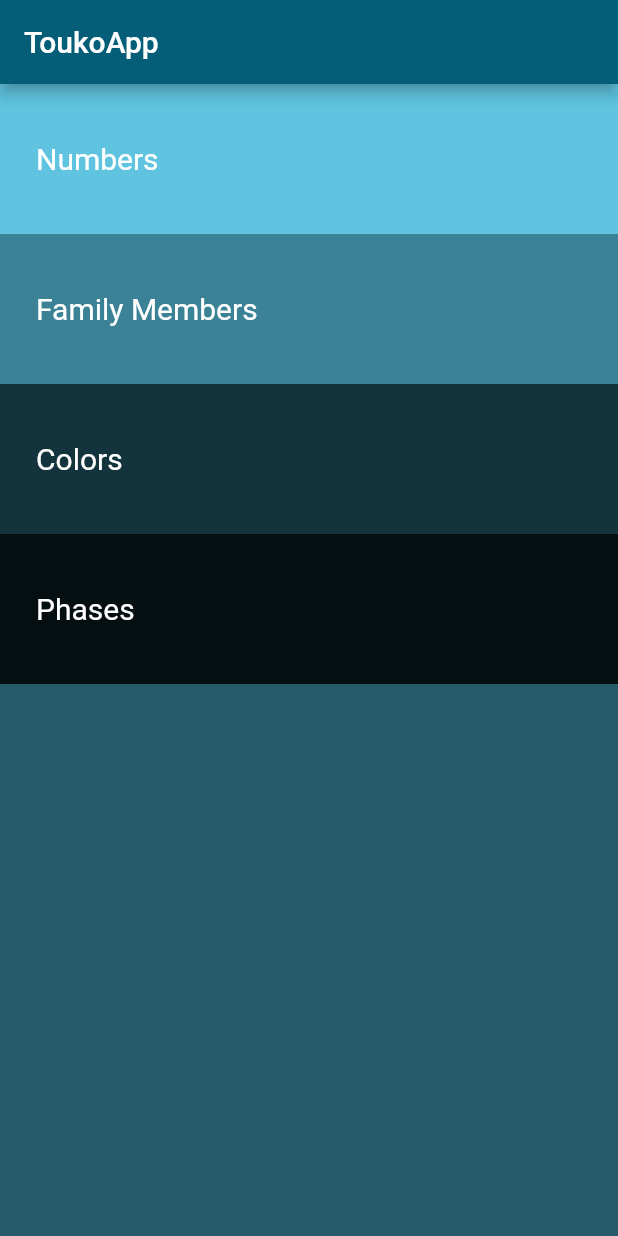
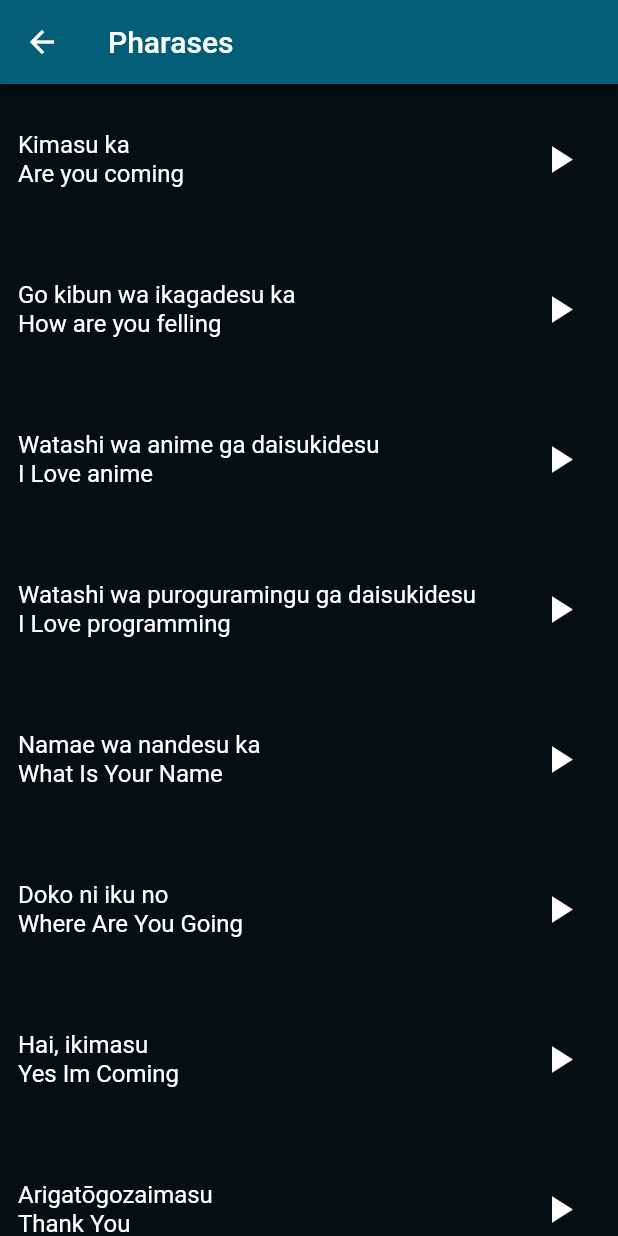
Before and after one commit to MohamedElmelegy74/Flutter, a Flutter app: the screen it shows after launch, after a tap on "Phases", on a phone screen of 412 x 824 dp. Run offline on Flutter 3.47's test engine with Material 2 defaults, Android fonts, the phone set to English and light mode, and no system bars; our stand-ins replace audioplayers.

Commit message:
frist commit

```diff
--- a/language_app/lib/Screens/colors.dart
+++ b/language_app/lib/Screens/colors.dart
@@ -7,55 +7,44 @@ class ColorsPage extends StatelessWidget {
   final List<ItemsModel> colors = const [
     ItemsModel(
         image: 'assets/images/colors/color_black.png',
-        jpName: 'chichioya',
+        jpName: 'Burakku',
         enName: 'Black',
-        sound: 'sounds/family_members/father.wav'),
+        sound: 'sounds/colors/black.wav'),
     ItemsModel(
-        image: 'assets/images/family_members/family_mother.png',
-        jpName: 'Hahaoya',
-        enName: 'Mother',
-        sound: 'sounds/family_members/mother.wav'),
+        image: 'assets/images/colors/color_brown.png',
+        jpName: 'Chairo',
+        enName: 'Brown',
+        sound: 'sounds/colors/brown.wav'),
     ItemsModel(
-        image: 'assets/images/family_members/family_older_brother.png',
-        jpName: 'San',
-        enName: 'Older brother',
-        sound: 'sounds/family_members/older bother.wav'),
+        image: 'assets/images/colors/color_dusty_yellow.png',
+        jpName: 'Dasutiierō',
+        enName: 'Dusty Yellow',
+        sound: 'sounds/colors/dusty yellow.wav'),
     ItemsModel(
-        image: 'assets/images/family_members/family_older_sister.png',
-        jpName: 'Shi',
-        enName: 'Older sister',
-        sound: 'sounds/family_members/older sister.wav'),
+        image: 'assets/images/colors/color_gray.png',
+        jpName: 'Gurē',
+        enName: 'Gray',
+        sound: 'sounds/colors/gray.wav'),
     ItemsModel(
-        image: 'assets/images/family_members/family_younger_brother.png',
-        jpName: 'Go',
-        enName: 'Younger brother',
-        sound: 'sounds/family_members/younger brohter.wav'),
+        image: 'assets/images/colors/color_green.png',
+        jpName: 'Midori',
+        enName: 'Green',
+        sound: 'sounds/colors/green.wav'),
     ItemsModel(
-        image: 'assets/images/family_members/family_younger_sister.png',
-        jpName: 'Roku',
-        enName: 'Younger sister',
-        sound: 'sounds/family_members/younger sister.wav'),
+        image: 'assets/images/colors/color_red.png',
+        jpName: 'Aka',
+        enName: 'Red',
+        sound: 'sounds/colors/red.wav'),
     ItemsModel(
-        image: 'assets/images/family_members/family_grandfather.png',
-        jpName: 'Shichi',
-        enName: 'GrandFather',
-        sound: 'sounds/family_members/grand father.wav'),
+        image: 'assets/images/colors/color_white.png',
+        jpName: 'Shiroi',
+        enName: 'White',
+        sound: 'sounds/colors/white.wav'),
     ItemsModel(
-        image: 'assets/images/family_members/family_grandmother.png',
+        image: 'assets/images/colors/yellow.png',
         jpName: 'Hachi',
-        enName: 'GrandMohter',
-        sound: 'sounds/family_members/grand mother.wav'),
-    ItemsModel(
-        image: 'assets/images/family_members/family_son.png',
-        jpName: 'Kyuu',
-        enName: 'Son',
-        sound: 'sounds/family_members/son.wav'),
-    ItemsModel(
-        image: 'assets/images/family_members/family_daughter.png',
-        jpName: 'Juu',
-        enName: 'Daughter',
-        sound: 'sounds/family_members/daughter.wav'),
-
+        enName: 'Yellow',
+        sound: 'sounds/colors/yellow.wav'),
   ];
 
   @override
@@ -63,7 +52,7 @@ class ColorsPage extends StatelessWidget {
     return Scaffold(
       appBar: AppBar(
         title: const Text('Colors'),
-        backgroundColor:const Color(0xff045E77),
+        backgroundColor: const Color(0xff045E77),
       ),
       body: ListView.builder(
         ///like loop but this build wedget when scroll
@@ -72,7 +61,7 @@ class ColorsPage extends StatelessWidget {
         itemBuilder: (context, index) {
           return Items(
             itemsmodel: colors[index],
-            color:  const Color(0xff14343D),
+            color: const Color(0xff14343D),
           );
         },
       ),
--- a/language_app/lib/Screens/home_screen.dart
+++ b/language_app/lib/Screens/home_screen.dart
@@ -1,8 +1,10 @@
 import 'package:flutter/material.dart';
 import 'package:language_app/Screens/colors.dart';
 import 'package:language_app/Screens/numbers_screen.dart';
+import 'package:language_app/Screens/pharases_screen.dart';
 import 'package:language_app/components/category_items.dart';
 import 'package:language_app/Screens/family_members_screen.dart';
+
 class HomePage extends StatelessWidget {
   const HomePage({super.key});
 
@@ -22,7 +24,7 @@ class HomePage extends StatelessWidget {
               color: const Color(0xff60C4E0),
               onTop: () {
                 Navigator.push(context, MaterialPageRoute(builder: (context) {
-                  return  NumbersPage();
+                  return NumbersPage();
                 }));
               }),
 
@@ -32,23 +34,29 @@ class HomePage extends StatelessWidget {
               color: const Color(0xff3B8296),
               onTop: () {
                 Navigator.push(context, MaterialPageRoute(builder: (context) {
-                  return  FamilyMembersPage();
+                  return FamilyMembersPage();
                 }));
               }),
 
           ///Colors Screen
-          Category(text: 'Colors',
+          Category(
+              text: 'Colors',
               color: const Color(0xff14343D),
               onTop: () {
                 Navigator.push(context, MaterialPageRoute(builder: (context) {
-                  return  ColorsPage();
+                  return ColorsPage();
                 }));
               }),
 
           ///Phases Screen
-          Category(text: 'Phases',
+          Category(
+              text: 'Phases',
               color: const Color(0xff050E11),
-          onTop: () {})
+              onTop: () {
+                Navigator.push(context, MaterialPageRoute(builder: (context) {
+                  return PharasesPage();
+                }));
+              })
         ],
       ),
     );
--- /dev/null
+++ b/language_app/lib/Screens/pharases_screen.dart
@@ -0,0 +1,73 @@
+import 'package:flutter/material.dart';
+import 'package:language_app/components/pharases_items.dart';
+import 'package:language_app/models/items_class.dart';
+
+class PharasesPage extends StatelessWidget {
+  PharasesPage({super.key});
+  final List<ItemsModel> pharases = const [
+    ItemsModel(
+        jpName: 'Kimasu ka',
+        enName: 'Are you coming',
+        sound: 'sounds/phrases/are_you_coming.wav'),
+    ItemsModel(
+        jpName: 'Go kibun wa ikagadesu ka',
+        enName: 'How are you felling',
+        sound: 'sounds/phrases/how_are_you_feeling.wav'),
+    ItemsModel(
+        jpName: 'Watashi wa anime ga daisukidesu',
+        enName: 'I Love anime',
+        sound: 'sounds/phrases/i_love_anime.wav'),
+    ItemsModel(
+        jpName: 'Watashi wa puroguramingu ga daisukidesu',
+        enName: 'I Love programming',
+        sound: 'sounds/phrases/i_love_programming.wav'),
+    ItemsModel(
+        jpName: 'Namae wa nandesu ka',
+        enName: 'What Is Your Name',
+        sound: 'sounds/phrases/what_is_your_name.wav'),
+    ItemsModel(
+        jpName: 'Doko ni iku no',
+        enName: 'Where Are You Going',
+        sound: 'sounds/phrases/where_are_you_going.wav'),
+    ItemsModel(
+        jpName: 'Hai, ikimasu',
+        enName: 'Yes Im Coming',
+        sound: 'sounds/phrases/yes_im_coming.wav'),
+    ItemsModel(
+        jpName: 'Arigatōgozaimasu',
+        enName: 'Thank You',
+        sound: 'sounds/phrases/ai_arigatougozaimasita.wav')
+  ];
+
+  @override
+  Widget build(BuildContext context) {
+    return Scaffold(
+      appBar: AppBar(
+        title: const Text('Pharases'),
+        backgroundColor: const Color(0xff045E77),
+      ),
+      body: ListView.builder(
+        ///like loop but this build wedget when scroll
+        itemCount: pharases.length,
+        itemBuilder: (context, index) {
+          return PharasesItem(
+            itemsmodel: pharases[index],
+            color: const Color(0xff050E11),
+          );
+        },
+      ),
+    );
+  }
+
+  /// for loop
+  // List<Widget> getList(List<Number> numbers) {
+  //   List<Widget> itemsList = [];
+  //   for (int i = 0; i < numbers.length; i++) {
+  //     itemsList.add(
+  //       Items(number: numbers[i]),
+  //     );
+
+  //   }
+  //   return itemsList;
+  // }
+}
--- a/language_app/lib/components/category_items.dart
+++ b/language_app/lib/components/category_items.dart
@@ -4,8 +4,8 @@ class Category extends StatelessWidget {
 
    String? text;
    Color? color;
-   VoidCallback? onTop; ///to click  on text to go other screen clled navigation
-
+   VoidCallback? onTop; ///to click  on text to go other screen called navigation
+/// use this code in home screen
   @override
   Widget build(BuildContext context) {
     return GestureDetector(
--- /dev/null
+++ b/language_app/lib/components/item_info.dart
@@ -0,0 +1,47 @@
+import 'package:flutter/material.dart';
+import 'package:language_app/models/items_class.dart';
+
+class ItemInfo extends StatelessWidget {
+  const ItemInfo({super.key, required this.itemsmodel});
+  final ItemsModel itemsmodel;
+  @override
+  Widget build(BuildContext context) {
+    return Row(
+      children: [
+        Padding(
+          padding: const EdgeInsets.only(left: 12),
+          child: Column(
+            mainAxisAlignment: MainAxisAlignment.center,
+            crossAxisAlignment: CrossAxisAlignment.start,
+            children: [
+              Text(
+                itemsmodel.jpName,
+
+                style: const TextStyle(color: Colors.white, fontSize: 16),
+              ),
+              Text(
+                itemsmodel.enName,
+
+                style: const TextStyle(color: Colors.white, fontSize: 16),
+              )
+            ],
+          ),
+        ),
+        const Spacer(flex: 1),
+        IconButton(
+          onPressed: () {
+            playSound(itemsmodel);
+          },
+          icon: const Icon(
+            Icons.play_arrow,
+            color: Colors.white,
+            size: 30,
+          ),
+        ),
+        const Padding(
+          padding: EdgeInsets.only(right: 15),
+        ),
+      ],
+    );
+  }
+}
--- /dev/null
+++ b/language_app/lib/components/pharases_items.dart
@@ -0,0 +1,20 @@
+import 'package:flutter/cupertino.dart';
+import 'package:flutter/material.dart';
+import 'package:language_app/components/item_info.dart';
+import 'package:language_app/models/items_class.dart';
+
+class PharasesItem extends StatelessWidget {
+  const PharasesItem({super.key, required this.color, required this.itemsmodel});
+  final Color color;
+  final ItemsModel itemsmodel;
+  @override
+  Widget build(BuildContext context) {
+
+    return Container(
+    height: 100,
+    color:  color,
+    child: ItemInfo(itemsmodel: itemsmodel),
+    );
+
+  }
+}
--- a/language_app/lib/models/items_class.dart
+++ b/language_app/lib/models/items_class.dart
@@ -1,12 +1,20 @@
+import 'package:audioplayers/audioplayers.dart';
+
 class ItemsModel {
-  final String image;
+  final String? image;
   final String jpName;
   final String enName;
   final String sound;
 
   const ItemsModel(
-      {required this.image,
+      { this.image,
       required this.jpName,
       required this.enName,
       required this.sound});
 }
+
+ playSound(ItemsModel playsound){
+
+final player = AudioPlayer();
+player.play(AssetSource(playsound.sound));
+}
```
Also changed, not shown: language_app/lib/components/items.dart (+4 -34 lines), language_app/pubspec.lock, points_counter/pubspec.lock, tunes_player_app/pubspec.lock, 2 other files. Lines whose indentation alone changed are shown as unchanged.
